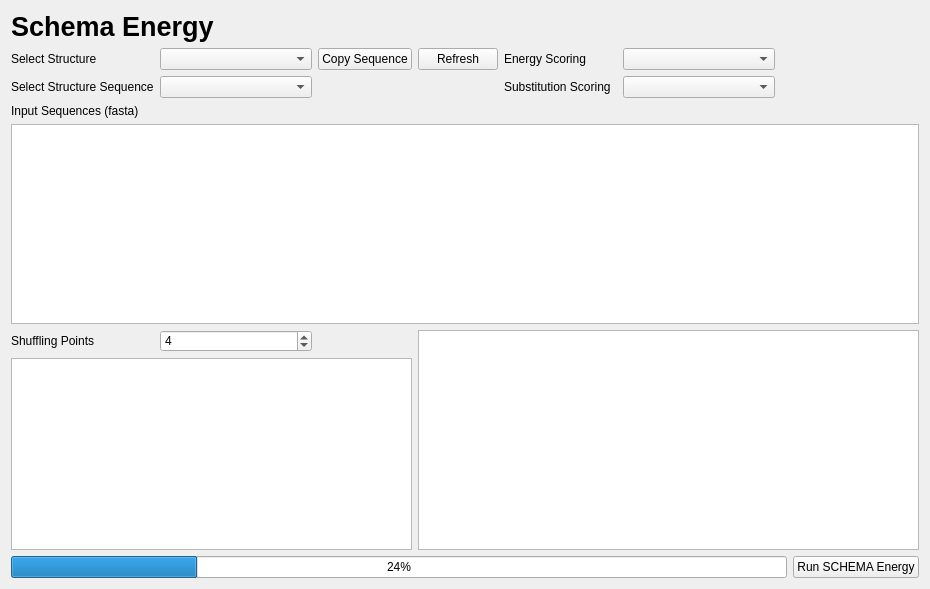
Qt form cbr/schema/visual/SchemaEnergyRunner.ui (TUM-CBR/pymol-plugins) before a commit.
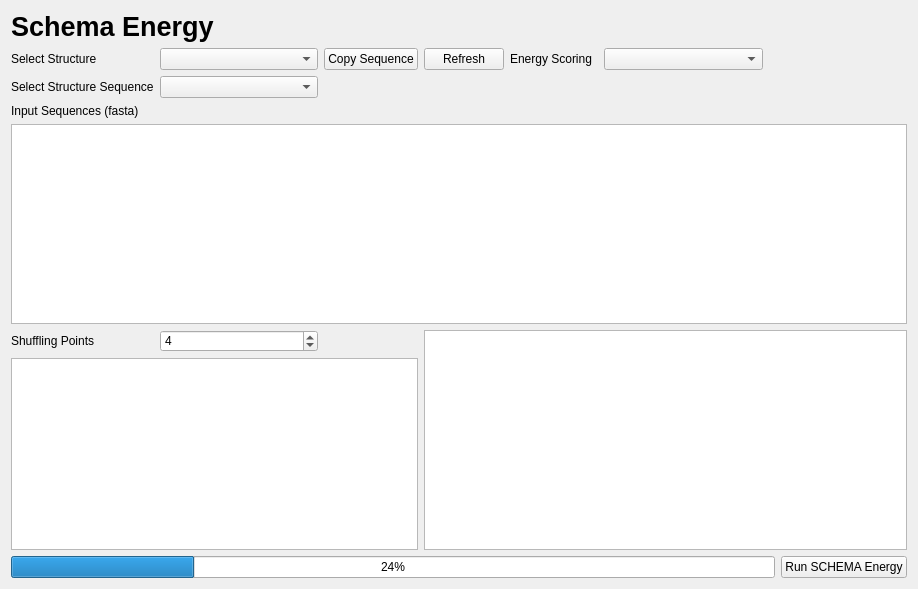
The same form after that commit.

Commit message: [SCHEMA] Compute BLOSUM score as a separate entry.

```diff
--- a/cbr/schema/visual/SchemaEnergyRunner.ui
+++ b/cbr/schema/visual/SchemaEnergyRunner.ui
@@ -29,9 +29,6 @@
      </property>
     </widget>
    </item>
-   <item row="2" column="6">
-    <widget class="QComboBox" name="substitutionSelector"/>
-   </item>
    <item row="1" column="2">
     <widget class="QPushButton" name="copySequenceButton">
      <property name="text">
@@ -82,13 +79,6 @@
    <item row="7" column="0" rowspan="2" colspan="3">
     <widget class="QTableView" name="shufflingPointsTable"/>
    </item>
-   <item row="2" column="4">
-    <widget class="QLabel" name="label_7">
-     <property name="text">
-      <string>Substitution Scoring</string>
-     </property>
-    </widget>
-   </item>
    <item row="4" column="0" colspan="3">
     <widget class="QLabel" name="label_3">
      <property name="text">
```
The commit also changes 9 other files.
